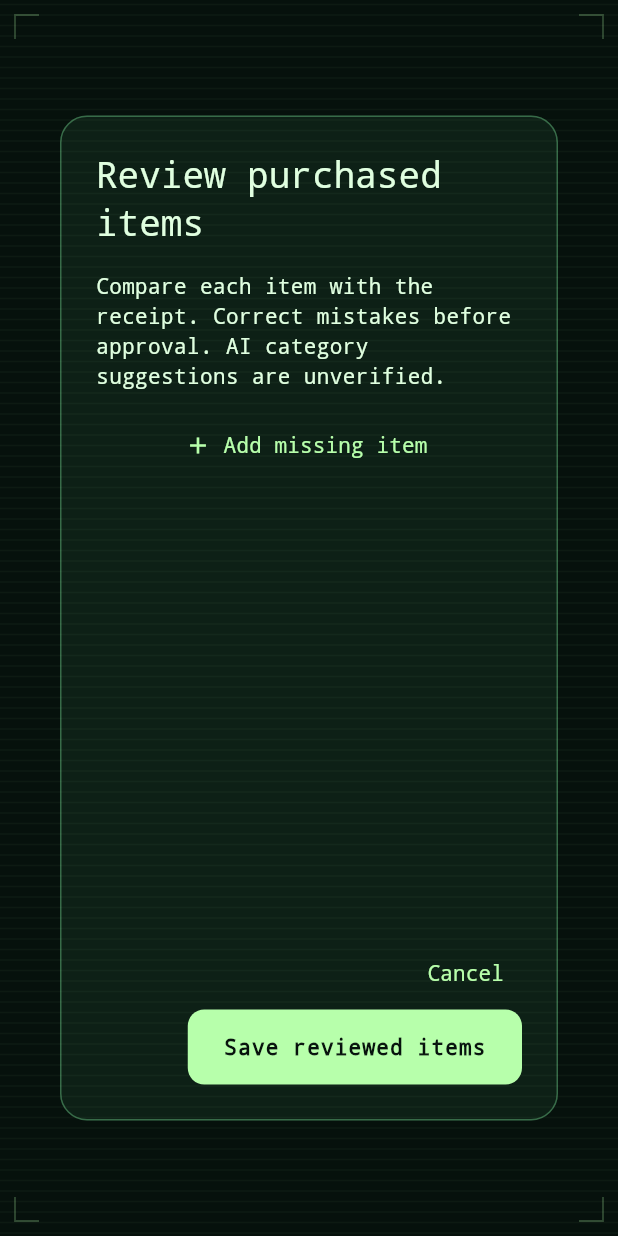
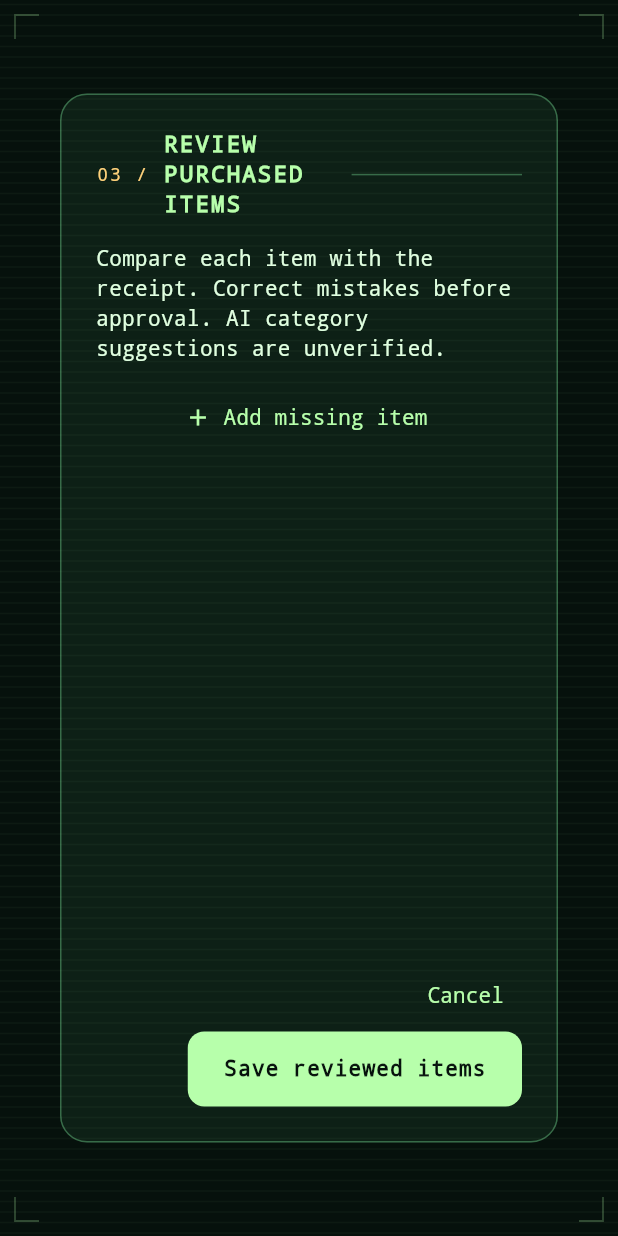
Before and after one commit to its-rlee/spendwise-ai, a Flutter app: the ReceiptItemsEditor widget shown alone on an empty page, opened directly with empty values, on a phone screen of 412 x 824 dp. Run offline on Flutter 3.47's test engine with Material 3 defaults, Android fonts, the phone set to English and light mode, and no system bars; our stand-ins replace camera, file_picker, image_picker, supabase_flutter; accounts and stored records are empty; network calls fail.

Commit message:
feat(review): apply terminal item editor and device-aware dialog height

```diff
--- a/mobile/lib/screens/receipt_items_editor.dart
+++ b/mobile/lib/screens/receipt_items_editor.dart
@@ -1,6 +1,7 @@
 import 'package:flutter/material.dart';
 
 import '../services/document_models.dart';
+import '../theme/terminal_theme.dart';
 
 class _ItemFields {
   final name = TextEditingController();
@@ -84,10 +85,10 @@ class _ReceiptItemsEditorState extends State<ReceiptItemsEditor> {
   @override
   Widget build(BuildContext context) {
     return AlertDialog(
-      title: const Text('Review purchased items'),
+      title: const TerminalSectionTitle('Review purchased items', index: '03'),
       content: SizedBox(
         width: 500,
-        height: 420,
+        height: (MediaQuery.sizeOf(context).height * 0.55).clamp(230.0, 490.0),
         child: Column(
           children: [
             const Text(
```
